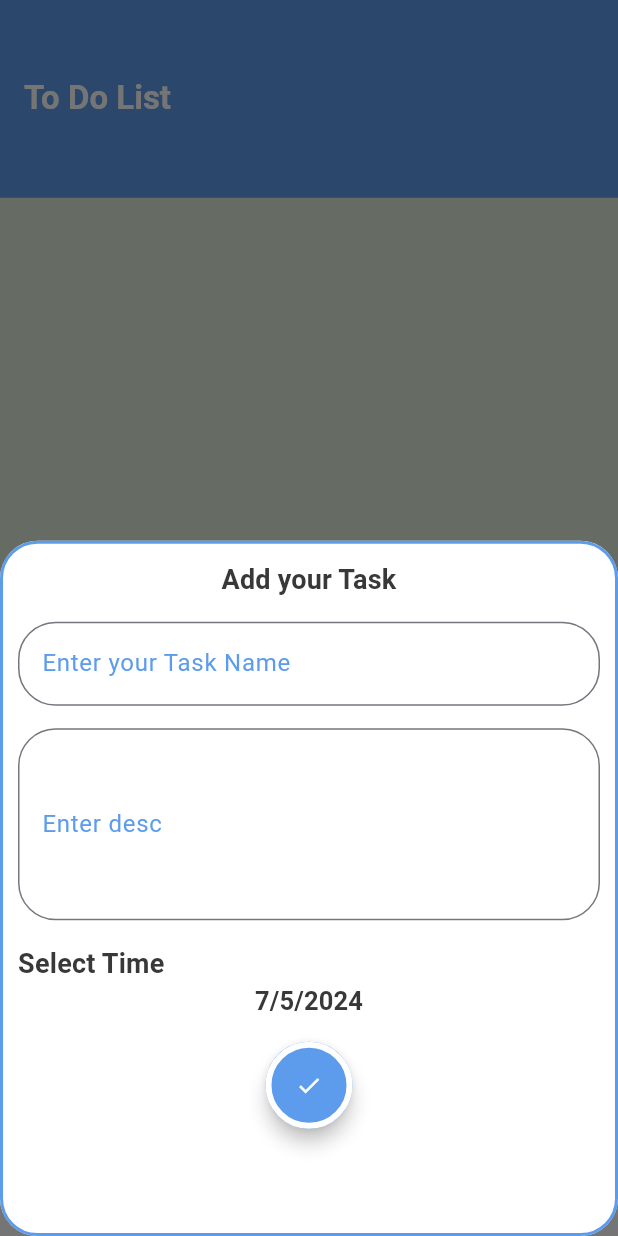
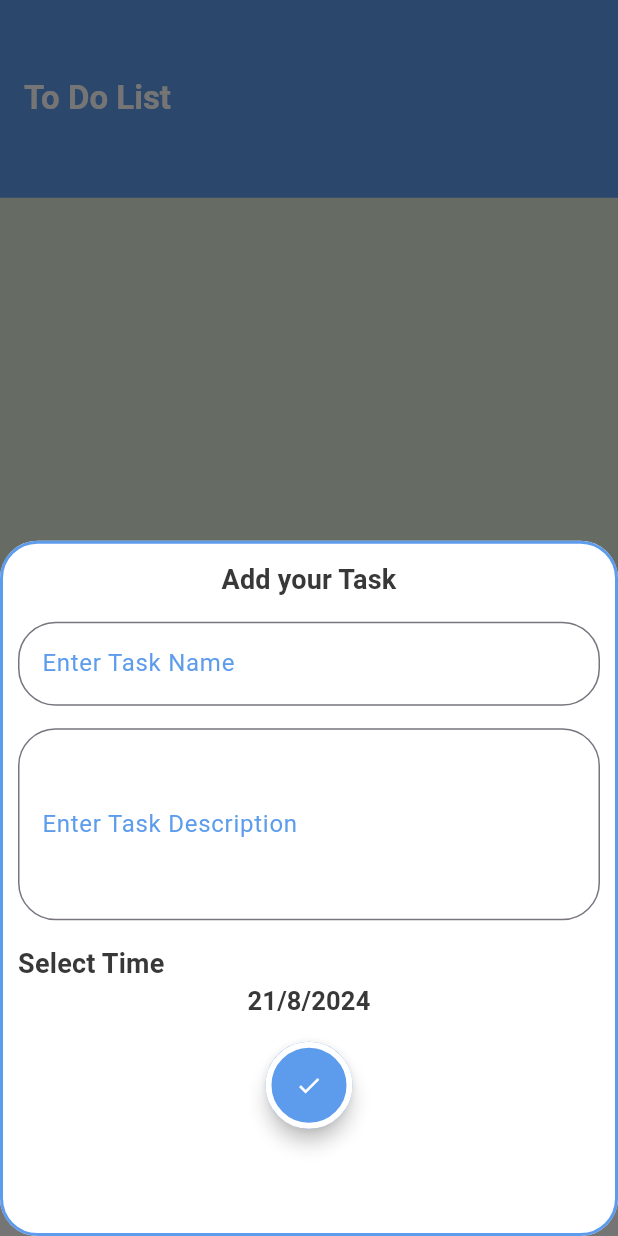
Before and after one commit to Mohamed-Alaa90/todo_app, a Flutter app: the screen it shows after launch, after a tap on the "add" icon, on a phone screen of 412 x 824 dp. Run offline on Flutter 3.47's test engine with Material 3 defaults, Android fonts, the phone set to English and light mode, and no system bars.

Commit message:
done bottom sheet

```diff
--- a/lib/home/home_screen.dart
+++ b/lib/home/home_screen.dart
@@ -25,7 +25,7 @@ class _HomeScreenState extends State<HomeScreen> {
         onPressed: () {
           showModalBottomSheet(
             context: context,
-            builder: (context) => AddTask(),
+            builder: (context) => AddTaskBottomSheet(),
           );
         },
         child: const Icon(
--- a/lib/theme.dart
+++ b/lib/theme.dart
@@ -51,5 +51,8 @@ class MyTheme {
         side: BorderSide(color: primaryLightColor, width: 2),
       ),
     ),
+    datePickerTheme: DatePickerThemeData(
+
+    )
   );
 }
--- a/lib/widget/add_task_bottom_Sheet.dart
+++ b/lib/widget/add_task_bottom_Sheet.dart
@@ -1,13 +1,22 @@
 import 'package:flutter/material.dart';
 import 'package:todo_app/theme.dart';
+import 'package:todo_app/widget/showTextFromField.dart';
 
-class AddTask extends StatelessWidget {
-  const AddTask({super.key});
+class AddTaskBottomSheet extends StatefulWidget {
+  @override
+  State<AddTaskBottomSheet> createState() => _AddTaskBottomSheetState();
+}
 
+var selectedDate = DateTime.now();
+var formKey = GlobalKey<FormState>();
+
+class _AddTaskBottomSheetState extends State<AddTaskBottomSheet> {
   @override
   Widget build(BuildContext context) {
     return Padding(
       padding: const EdgeInsets.all(12.0),
+      child: Form(
+        key: formKey,
         child: Column(
           crossAxisAlignment: CrossAxisAlignment.stretch,
           children: [
@@ -19,36 +28,18 @@ class AddTask extends StatelessWidget {
             const SizedBox(
               height: 15,
             ),
-          TextFormField(
-            decoration: InputDecoration(
-              labelText: 'Enter your Task Name',
-              labelStyle: TextStyle(color: MyTheme.primaryLightColor),
-              border: OutlineInputBorder(
-                borderSide: BorderSide(color: MyTheme.primaryLightColor),
-                borderRadius: BorderRadius.circular(25),
-              ),
-              focusedBorder: OutlineInputBorder(
-                borderRadius: BorderRadius.circular(25),
-                borderSide: BorderSide(color: MyTheme.primaryLightColor),
-              ),
-            ),
+            ShowTextFromField(
+              nameValidator: 'Please Enter Task Name',
+              name: 'Enter Task Name',
+              liens: 1,
             ),
             const SizedBox(
               height: 15,
             ),
-          TextFormField(
-            maxLines: 4,
-            decoration: InputDecoration(
-              labelText: 'Enter desc',
-              labelStyle: TextStyle(color: MyTheme.primaryLightColor),
-              border: OutlineInputBorder(
-                borderRadius: BorderRadius.circular(25),
-              ),
-              focusedBorder: OutlineInputBorder(
-                borderRadius: BorderRadius.circular(25),
-                borderSide: BorderSide(color: MyTheme.primaryLightColor),
-              ),
-            ),
+            ShowTextFromField(
+              nameValidator: 'Please Enter Task Description',
+              name: 'Enter Task Description',
+              liens: 4,
             ),
             const SizedBox(
               height: 15,
@@ -57,10 +48,15 @@ class AddTask extends StatelessWidget {
               'Select Time',
               style: Theme.of(context).textTheme.titleMedium,
             ),
-          Text(
-            '7/5/2024',
+            InkWell(
+              onTap: () {
+                showCalender();
+              },
+              child: Text(
+                '${selectedDate.day}/${selectedDate.month}/${selectedDate.year}',
                 style: Theme.of(context).textTheme.titleSmall,
                 textAlign: TextAlign.center,
+              ),
             ),
             const SizedBox(
               height: 15,
@@ -77,10 +73,32 @@ class AddTask extends StatelessWidget {
                 Icons.check,
                 color: MyTheme.whiteColor,
               ),
-            onPressed: () {},
+              onPressed: () {
+                addTask();
+              },
             ),
           ],
         ),
+      ),
     );
   }
+
+  void showCalender() async {
+    var chosenDate = await showDatePicker(
+      context: context,
+      initialDate: DateTime.now(),
+      firstDate: DateTime.now(),
+      lastDate: DateTime.now().add(
+        const Duration(days: 365),
+      ),
+    );
+    if (chosenDate != null) {
+      selectedDate = chosenDate;
+      setState(() {});
     }
+  }
+
+  void addTask() {
+    if (formKey.currentState?.validate() == true) {}
+  }
+}
--- /dev/null
+++ b/lib/widget/showTextFromField.dart
@@ -0,0 +1,39 @@
+import 'package:flutter/material.dart';
+
+import '../theme.dart';
+
+class ShowTextFromField extends StatelessWidget {
+  ShowTextFromField(
+      {super.key,
+      required this.name,
+      required this.liens,
+      required this.nameValidator});
+
+  var name = '';
+  var liens = 0;
+  var nameValidator = '';
+
+  @override
+  Widget build(BuildContext context) {
+    return TextFormField(
+      validator: (text) {
+        if (text == null || text.isEmpty) {
+          return nameValidator;
+        }
+        return null;
+      },
+      maxLines: liens,
+      decoration: InputDecoration(
+        labelText: name,
+        labelStyle: TextStyle(color: MyTheme.primaryLightColor),
+        border: OutlineInputBorder(
+          borderRadius: BorderRadius.circular(25),
+        ),
+        focusedBorder: OutlineInputBorder(
+          borderRadius: BorderRadius.circular(25),
+          borderSide: BorderSide(color: MyTheme.primaryLightColor),
+        ),
+      ),
+    );
+  }
+}
```
Lines whose indentation alone changed are shown as unchanged.
